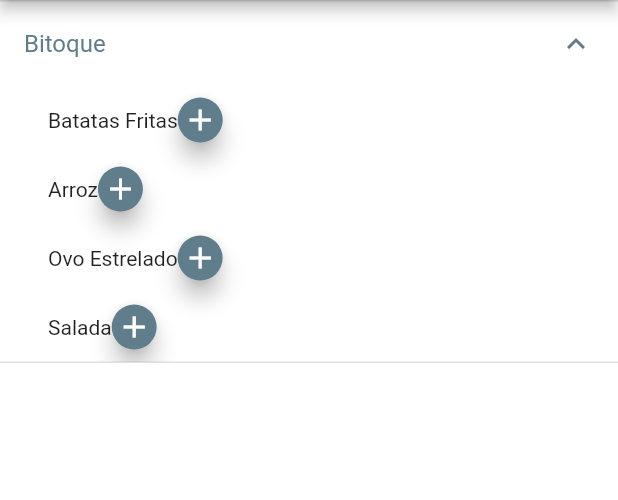
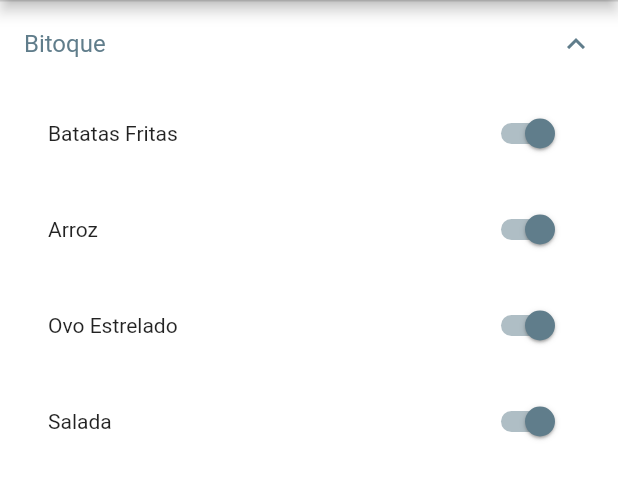
Before and after one commit to mapinheiro/IHC, a Flutter app: the TakeawayAsk2 screen opened by its route, after a tap on "Bitoque", on a phone screen of 412 x 824 dp, the part 84-584 px from its top. Run offline on Flutter 3.47's test engine with Material 2 defaults, Android fonts, the phone set to English and light mode, and no system bars; statements that could not run were skipped.

Commit message:
takeaway changes

```diff
--- a/nova/lib/screens/takeawayAsk2.dart
+++ b/nova/lib/screens/takeawayAsk2.dart
@@ -165,29 +165,37 @@ class EntryItem extends StatelessWidget {
             ),
             child:Row(
                 mainAxisAlignment: MainAxisAlignment.spaceBetween,
-                children:[
-                  new Row(
-                mainAxisAlignment: MainAxisAlignment.spaceBetween,
-                children:[
+                    children:[
                     Text(root.title),
-                       SizedBox(
+                  Switch(
+                    value:true,
+                    onChanged: (_){},
+                  )
+                ]
+                  ),
+
+
+           /*            SizedBox(
 
                          width:30,
                         height: 30,
                          child: FloatingActionButton( onPressed: () => {},
 
                          tooltip: 'Increment',
-                           child: Icon(Icons.add),
+                           child: Switch(
+                            value: true,
+                            onChanged: False,
+    ),
+                           },
 
                        ),
-                       ),
+                       ),*/
 
-                ]
+
             ),
-                ]
-            )
-        )
-    );
+
+            );
+
     return ExpansionTile(
       key: PageStorageKey<Entry>(root),
       title: Text(root.title),
```
